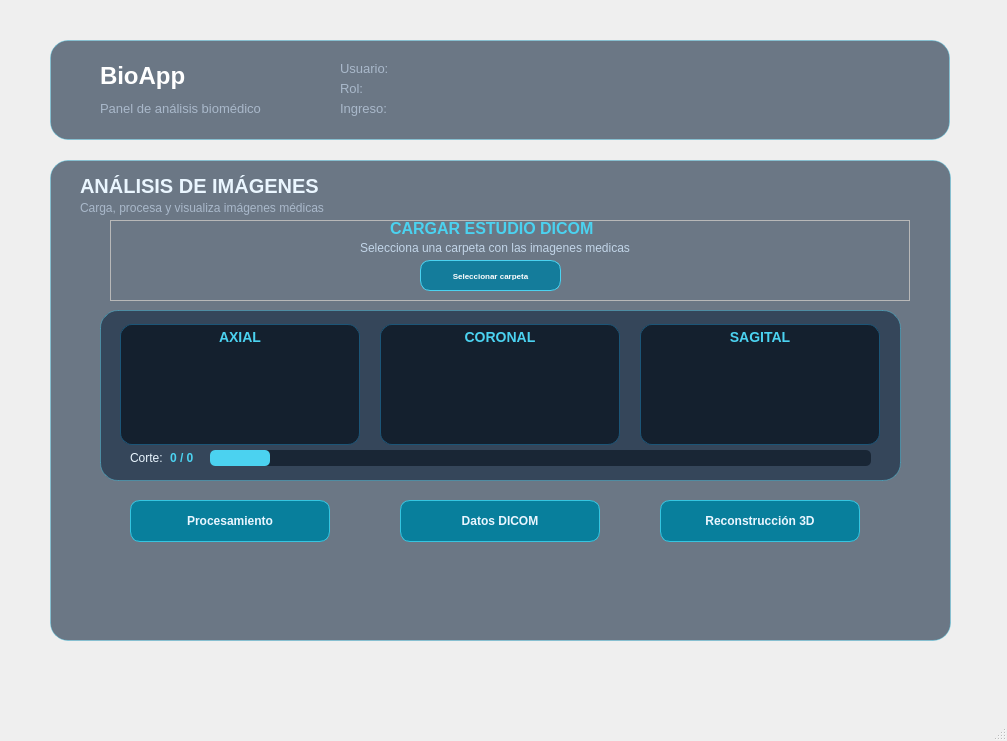
Qt form Vista/menurol.ui (EvelynDA2303/BioApp_) before a commit.
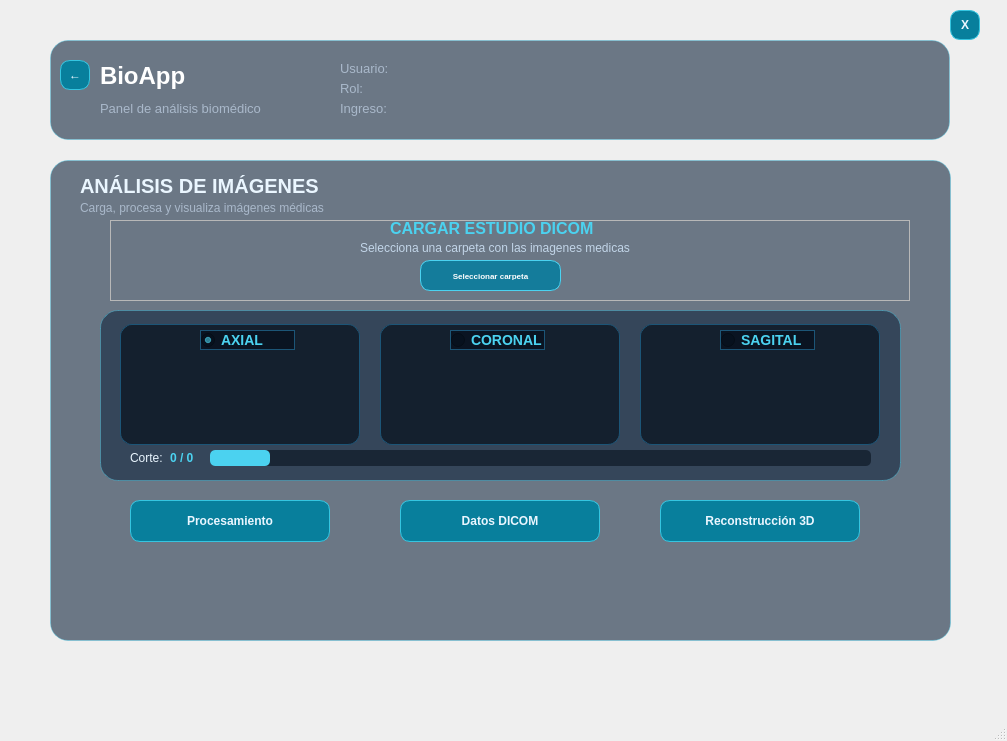
The same form after that commit. The open tabs and pages were chosen to show the change. Icons and pictures are not drawn.

Commit message: interfaces finaleees

What changed in the file:
```diff
--- a/Vista/menurol.ui
+++ b/Vista/menurol.ui
@@ -132,6 +132,41 @@
       <string>Ingreso:</string>
      </property>
     </widget>
+    <widget class="QPushButton" name="btnVolver">
+     <property name="geometry">
+      <rect>
+       <x>10</x>
+       <y>20</y>
+       <width>30</width>
+       <height>30</height>
+      </rect>
+     </property>
+     <property name="styleSheet">
+      <string notr="true">
+QPushButton {
+    background-color: #087F9C;
+    color: #EAF6FF;
+    border: 1px solid #36C5E0;
+    border-radius: 10px;
+    font-size: 12px;
+    font-weight: bold;
+    padding: 6px;
+}
+
+QPushButton:hover {
+    background-color: #119DBB;
+    border: 1px solid #70E4F5;
+}
+
+QPushButton:pressed {
+    background-color: #075D75;
+}
+</string>
+     </property>
+     <property name="text">
+      <string>←</string>
+     </property>
+    </widget>
    </widget>
    <widget class="QStackedWidget" name="menuStackedWidget">
     <property name="geometry">
@@ -333,7 +368,7 @@
 }</string>
        </property>
        <property name="text">
-        <string>AXIAL</string>
+        <string/>
        </property>
        <property name="alignment">
         <set>Qt::AlignHCenter|Qt::AlignTop</set>
@@ -359,7 +394,7 @@
 }</string>
        </property>
        <property name="text">
-        <string>CORONAL</string>
+        <string/>
        </property>
        <property name="alignment">
         <set>Qt::AlignHCenter|Qt::AlignTop</set>
@@ -385,7 +420,7 @@
 }</string>
        </property>
        <property name="text">
-        <string>SAGITAL</string>
+        <string/>
        </property>
        <property name="alignment">
         <set>Qt::AlignHCenter|Qt::AlignTop</set>
@@ -470,6 +505,84 @@
         <enum>Qt::Horizontal</enum>
        </property>
       </widget>
+      <widget class="QRadioButton" name="btnAxial">
+       <property name="enabled">
+        <bool>true</bool>
+       </property>
+       <property name="geometry">
+        <rect>
+         <x>100</x>
+         <y>20</y>
+         <width>95</width>
+         <height>20</height>
+        </rect>
+       </property>
+       <property name="styleSheet">
+        <string notr="true">QRadioButton {
+    background-color: rgba(5, 15, 28, 180);
+    color: #4BD2F0;
+    border: 1px solid #1C5577;
+    border-radius: 12px;
+    font-size: 14px;
+    font-weight: bold;
+}</string>
+       </property>
+       <property name="text">
+        <string>AXIAL</string>
+       </property>
+       <property name="checkable">
+        <bool>true</bool>
+       </property>
+       <property name="checked">
+        <bool>true</bool>
+       </property>
+      </widget>
+      <widget class="QRadioButton" name="btnCoronal">
+       <property name="geometry">
+        <rect>
+         <x>350</x>
+         <y>20</y>
+         <width>95</width>
+         <height>20</height>
+        </rect>
+       </property>
+       <property name="styleSheet">
+        <string notr="true">QRadioButton {
+    background-color: rgba(5, 15, 28, 180);
+    color: #4BD2F0;
+    border: 1px solid #1C5577;
+    border-radius: 12px;
+    font-size: 14px;
+    font-weight: bold;
+}</string>
+       </property>
+       <property name="text">
+        <string>CORONAL</string>
+       </property>
+      </widget>
+      <widget class="QRadioButton" name="btnSagital">
+       <property name="geometry">
+        <rect>
+         <x>620</x>
+         <y>20</y>
+         <width>95</width>
+         <height>20</height>
+        </rect>
+       </property>
+       <property name="styleSheet">
+        <string notr="true">QRadioButton {
+    background-color: rgba(5, 15, 28, 180);
+    color: #4BD2F0;
+    border: 1px solid #1C5577;
+    border-radius: 12px;
+    font-size: 14px;
+    font-weight: bold;
+}</string>
+       </property>
+       <property name="text">
+        <string>SAGITAL</string>
+       </property>
+      </widget>
      </widget>
      <widget class="QPushButton" name="btnProcesamiento">
       <property name="geometry">
@@ -1064,6 +1177,41 @@
      </widget>
     </widget>
    </widget>
+   <widget class="QPushButton" name="btnCerrar">
+    <property name="geometry">
+     <rect>
+      <x>950</x>
+      <y>10</y>
+      <width>30</width>
+      <height>30</height>
+     </rect>
+    </property>
+    <property name="styleSheet">
+     <string notr="true">
+QPushButton {
+    background-color: #087F9C;
+    color: #EAF6FF;
+    border: 1px solid #36C5E0;
+    border-radius: 10px;
+    font-size: 12px;
+    font-weight: bold;
+    padding: 6px;
+}
+
+QPushButton:hover {
+    background-color: #119DBB;
+    border: 1px solid #70E4F5;
+}
+
+QPushButton:pressed {
+    background-color: #075D75;
+}
+</string>
+    </property>
+    <property name="text">
+     <string>X</string>
+    </property>
+   </widget>
   </widget>
   <widget class="QMenuBar" name="menubar">
    <property name="geometry">
```
Left out of the diff: 4 changed lines with no effect on the pictures. The commit also changes 3 other files.
